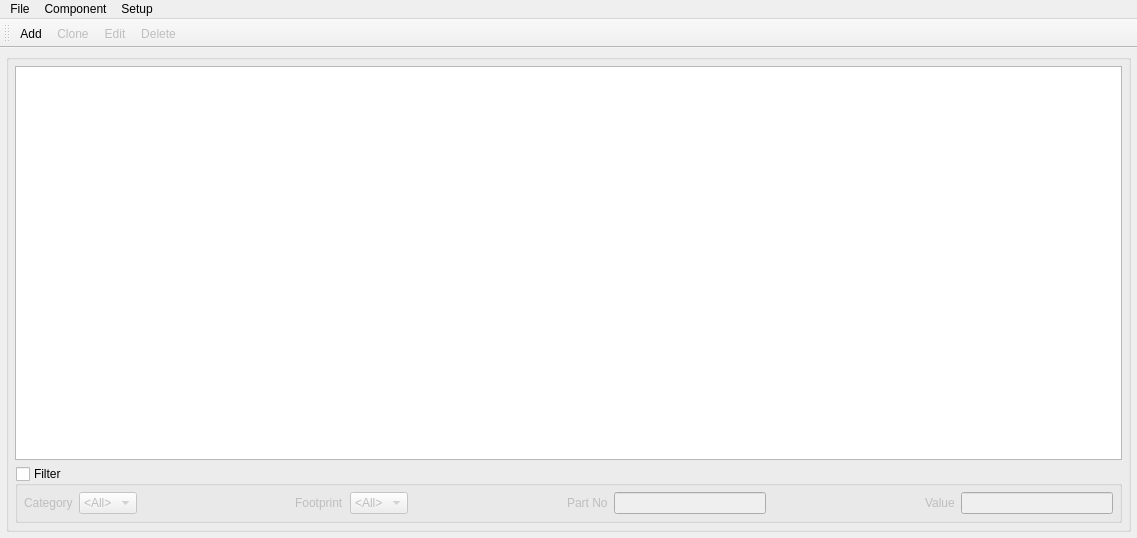
Qt form main_window.ui (MikaelStrom/compdb) before a commit.
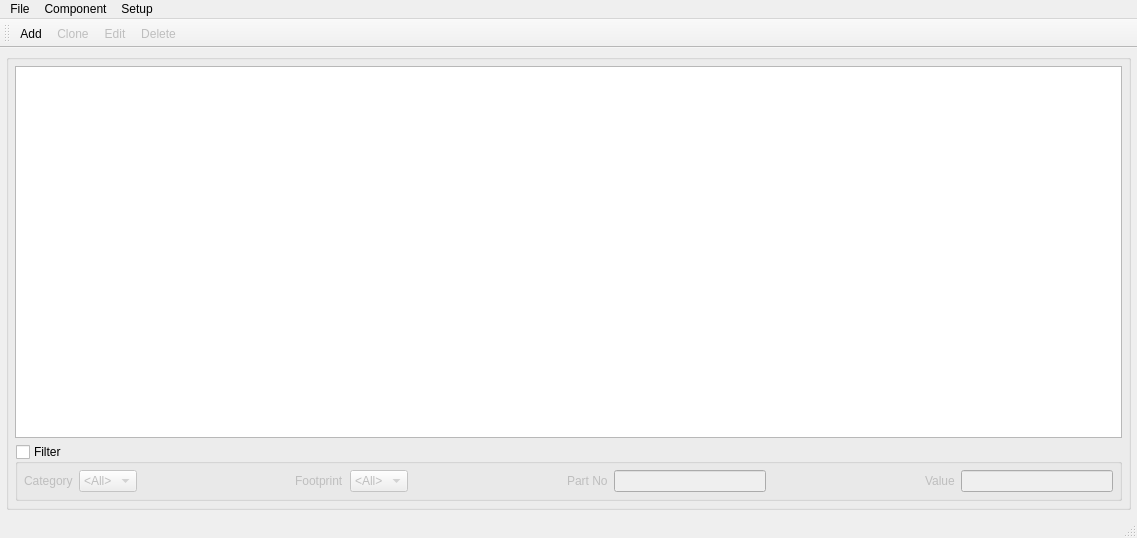
The same form after that commit.

Commit message: Status bar, clean up

Diff of the .ui file:
```diff
--- a/main_window.ui
+++ b/main_window.ui
@@ -304,6 +304,13 @@
    <addaction name="action_edit"/>
    <addaction name="action_delete"/>
   </widget>
+  <widget class="QStatusBar" name="status">
+   <property name="font">
+    <font>
+     <pointsize>10</pointsize>
+    </font>
+   </property>
+  </widget>
   <action name="action_open">
    <property name="text">
     <string>Open database...</string>
```
The commit also changes 3 other files.
